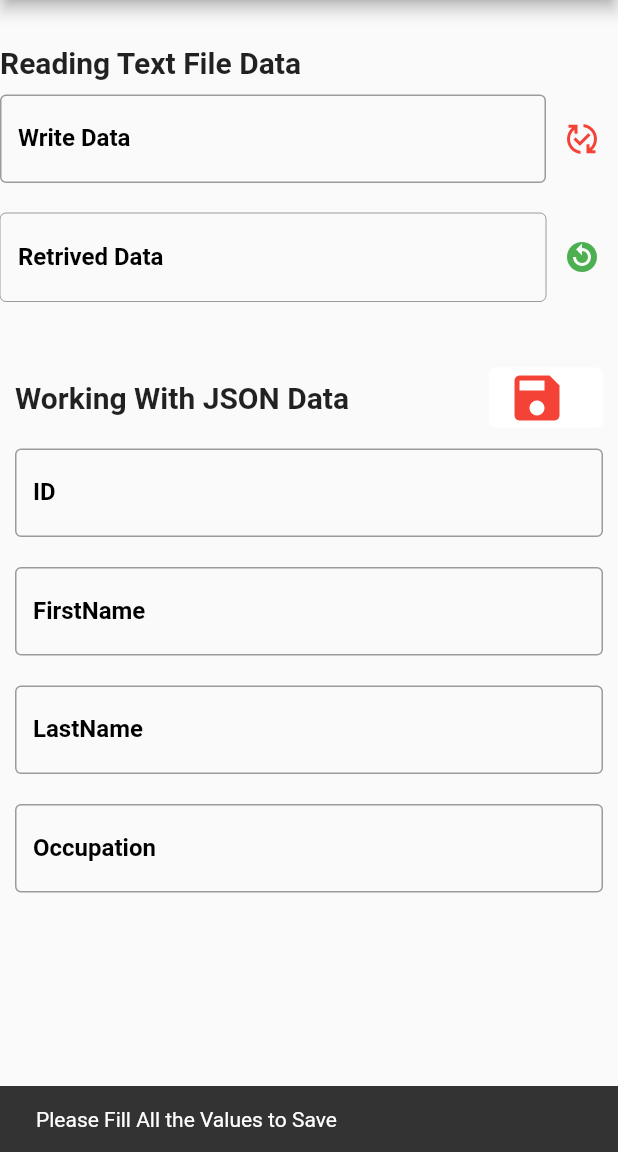
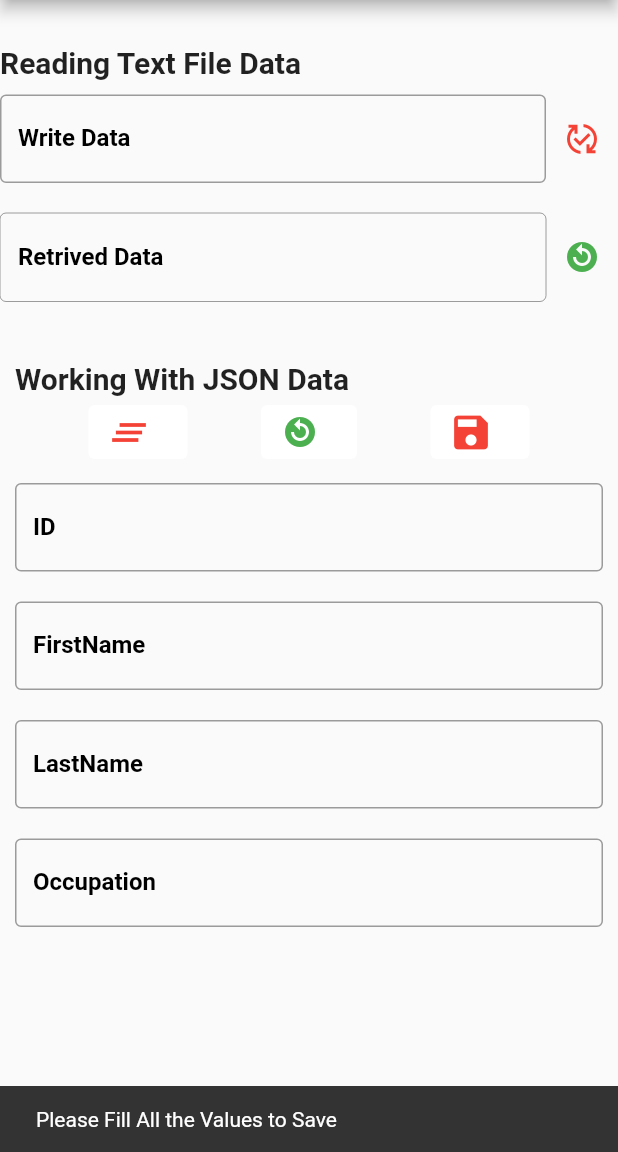
Before and after one commit to shreyasSarve/FlutterBeginer, a Flutter app: the screen it shows after launch, after a tap on the "save" icon, on a phone screen of 412 x 824 dp, the part 84-1236 px from its top. Run offline on Flutter 3.47's test engine with Material 2 defaults, Android fonts, the light colour scheme and no system bars; missing offline and left inert: dart:ffi.

Commit message:
Completed working with JSON section -> modified some code -> separed snackbars -> added clear and recycle button.icon

```diff
--- a/file_organization/lib/ui/writing_json.dart
+++ b/file_organization/lib/ui/writing_json.dart
@@ -1,6 +1,9 @@
+import 'dart:convert';
+
+import 'package:file_organization/model/storage_string.dart';
+import 'package:file_organization/widget/snackbar.dart';
 import 'package:file_organization/widget/textformfield.dart';
 import 'package:flutter/material.dart';
-import 'package:flutter/widgets.dart';
 
 class WritingJSONData extends StatefulWidget {
   const WritingJSONData({Key? key}) : super(key: key);
@@ -10,6 +13,7 @@
 }
 
 class _WritingJSONDataState extends State<WritingJSONData> {
+  final _myStorage = Storage();
   final _idController = TextEditingController();
   final _firstNameController = TextEditingController();
   final _lastNameController = TextEditingController();
@@ -41,24 +45,49 @@
         mainAxisAlignment: MainAxisAlignment.spaceEvenly,
         children: [
           Container(
+            margin: const EdgeInsets.only(top: 30),
+            alignment: Alignment.bottomLeft,
+            child: const Text(
+              "Working With JSON Data",
+              style: TextStyle(
+                fontSize: 20,
+                fontWeight: FontWeight.bold,
+              ),
+            ),
+          ),
+          Container(
             alignment: Alignment.topLeft,
-            margin: const EdgeInsets.only(top: 30, bottom: 10),
+            margin: const EdgeInsets.only(bottom: 10),
             child: Row(
-              mainAxisAlignment: MainAxisAlignment.spaceBetween,
+              mainAxisAlignment: MainAxisAlignment.spaceEvenly,
               children: [
-                const Text(
-                  "Working With JSON Data",
-                  style: TextStyle(
-                    fontSize: 20,
-                    fontWeight: FontWeight.bold,
+                ElevatedButton.icon(
+                  onPressed: _clearData,
+                  icon: Icon(
+                    Icons.clear_all_outlined,
+                    color: _clearColor(),
+                    size: 30,
                   ),
+                  label: const Text(""),
+                  style: ElevatedButton.styleFrom(
+                      primary: Colors.white, elevation: 0),
                 ),
                 ElevatedButton.icon(
-                  onPressed: _onPressed,
+                  onPressed: _retrieveData,
+                  icon: Icon(
+                    Icons.replay_circle_filled,
+                    color: _retrieveColor(),
+                  ),
+                  label: const Text(""),
+                  style: ElevatedButton.styleFrom(
+                      primary: Colors.white, elevation: 0),
+                ),
+                ElevatedButton.icon(
+                  onPressed: _saveData,
                   icon: Icon(
                     Icons.save,
-                    color: saveColor(),
-                    size: 40,
+                    color: _saveColor(),
+                    size: 30,
                   ),
                   label: const Text(""),
                   style: ElevatedButton.styleFrom(
@@ -88,7 +117,7 @@
     );
   }
 
-  Color saveColor() {
+  Color _saveColor() {
     return _idController.text.isEmpty ||
             _lastNameController.text.isEmpty ||
             _firstNameController.text.isEmpty ||
@@ -97,13 +126,70 @@
         : Colors.green;
   }
 
-  _onPressed() {
+  Color _clearColor() {
+    return _idController.text.isNotEmpty ||
+            _lastNameController.text.isNotEmpty ||
+            _firstNameController.text.isNotEmpty ||
+            _occupationController.text.isNotEmpty
+        ? Colors.green
+        : Colors.red;
+  }
+
+  Color _retrieveColor() {
+    return _idController.text.isEmpty &&
+            _firstNameController.text.isEmpty &&
+            _lastNameController.text.isEmpty &&
+            _occupationController.text.isEmpty
+        ? Colors.green
+        : Colors.red;
+  }
+
+  _saveData() {
     if (_idController.text.isEmpty ||
         _lastNameController.text.isEmpty ||
         _firstNameController.text.isEmpty ||
         _occupationController.text.isEmpty) {
-      Scaffold.of(context).showSnackBar(
-         const  SnackBar(content: Text("Please Fill All the Values to Save")));
+      showSnackBar("Please Fill All the Values to Save", context);
+    } else {
+      Map<String, dynamic> jsonMap = {
+        "id": _idController.text.toString(),
+        "firstName": _firstNameController.text.toString(),
+        "lastName": _lastNameController.text.toString(),
+        "occupation": _occupationController.text.toLowerCase(),
+      };
+      try {
+        String jsonString = json.encode(jsonMap);
+        _myStorage.writingData(jsonString).then((value) {
+          showSnackBar("Json Written", context);
+          _idController.clear();
+          _firstNameController.clear();
+          _lastNameController.clear();
+          _occupationController.clear();
+        });
+      } catch (e) {
+        showSnackBar("Error While Writing Data", context);
+      }
     }
   }
+
+  _clearData() {
+    if (_clearColor() == Colors.red) {
+      showSnackBar("NoData", context);
+    } else {
+      _idController.clear();
+      _lastNameController.clear();
+      _firstNameController.clear();
+      _occupationController.clear();
+    }
+  }
+
+  _retrieveData() {
+    _myStorage.readingData().then((value) {
+      Map<String, dynamic> personMap = jsonDecode(value);
+      _idController.text = personMap["id"];
+      _firstNameController.text = personMap["firstName"];
+      _lastNameController.text = personMap["lastName"];
+      _occupationController.text = personMap["occupation"];
+    });
+  }
 }
--- /dev/null
+++ b/file_organization/lib/widget/snackbar.dart
@@ -0,0 +1,12 @@
+import 'package:flutter/material.dart';
+
+void showSnackBar(String msg, BuildContext context, {int dur = 1}) {
+  // ignore: deprecated_member_use
+  Scaffold.of(context).hideCurrentSnackBar();
+  final snack = SnackBar(
+    content: Text(msg),
+    duration: Duration(seconds: dur),
+  );
+  // ignore: deprecated_member_use
+  Scaffold.of(context).showSnackBar(snack);
+}
```
